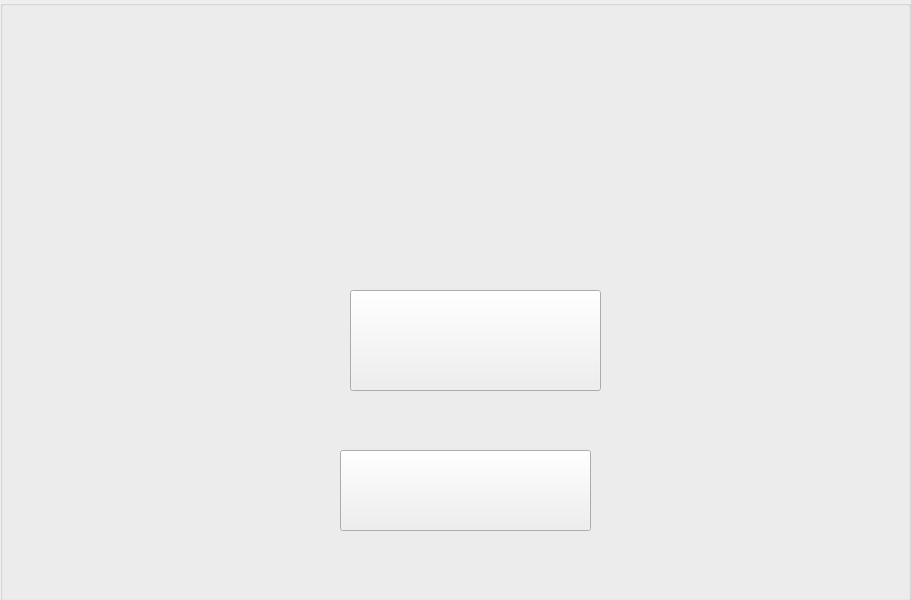
Old version of the form Splatank/widget.ui in the repository antoinegg1/Splatank.
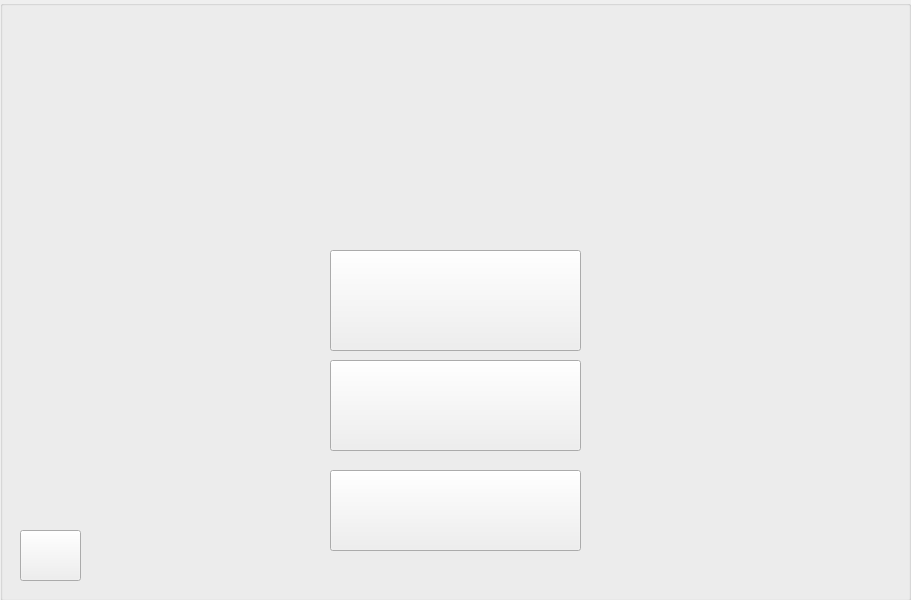
New version of the form. Icons and pictures are not drawn.

Commit message: 完善了界面跳转，introduce界面

Diff of the .ui file:
```diff
--- a/Splatank/widget.ui
+++ b/Splatank/widget.ui
@@ -31,8 +31,8 @@
    <widget class="QPushButton" name="pushButton">
     <property name="geometry">
      <rect>
-      <x>350</x>
-      <y>290</y>
+      <x>330</x>
+      <y>250</y>
       <width>251</width>
       <height>101</height>
      </rect>
@@ -47,8 +47,8 @@
    <widget class="QPushButton" name="pushButton_2">
     <property name="geometry">
      <rect>
-      <x>340</x>
-      <y>450</y>
+      <x>330</x>
+      <y>470</y>
       <width>251</width>
       <height>81</height>
      </rect>
@@ -60,6 +60,38 @@
      <string/>
     </property>
    </widget>
+   <widget class="QPushButton" name="pushButton_3">
+    <property name="geometry">
+     <rect>
+      <x>330</x>
+      <y>360</y>
+      <width>251</width>
+      <height>91</height>
+     </rect>
+    </property>
+    <property name="styleSheet">
+     <string notr="true">border-image: url(:/pic/introduce.png);</string>
+    </property>
+    <property name="text">
+     <string/>
+    </property>
+   </widget>
+   <widget class="QPushButton" name="pushButton_4">
+    <property name="geometry">
+     <rect>
+      <x>20</x>
+      <y>530</y>
+      <width>61</width>
+      <height>51</height>
+     </rect>
+    </property>
+    <property name="styleSheet">
+     <string notr="true">border-image: url(:/pic/set.png);</string>
+    </property>
+    <property name="text">
+     <string/>
+    </property>
+   </widget>
   </widget>
  </widget>
  <resources/>
```
The commit also changes 73 other files.
